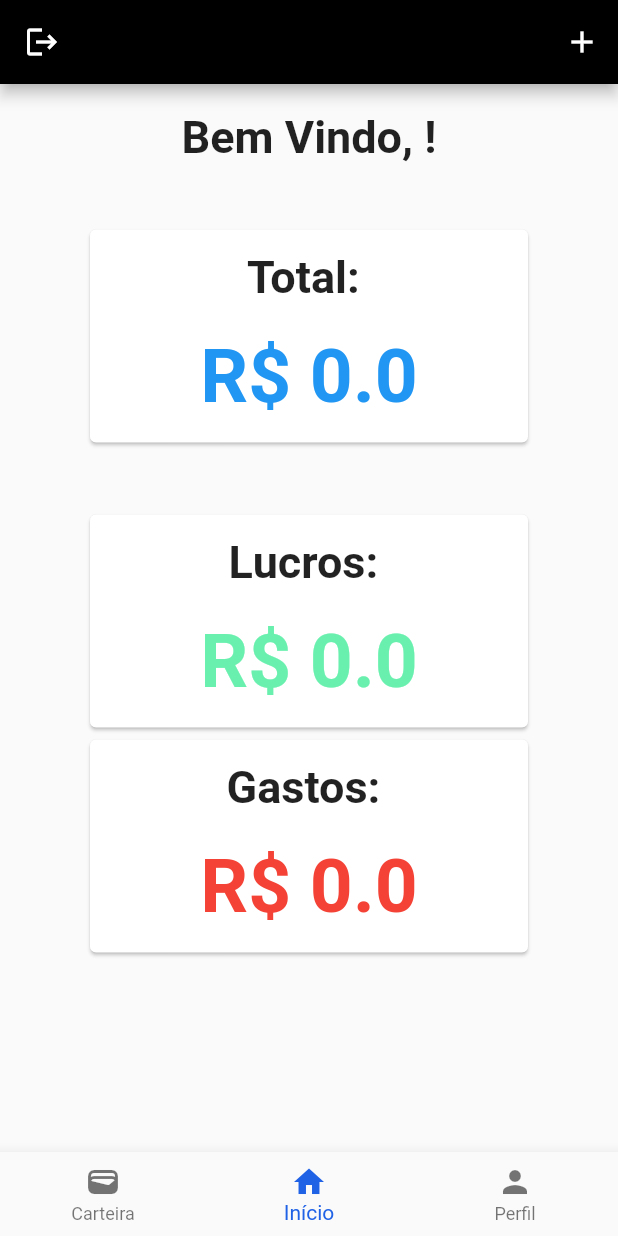
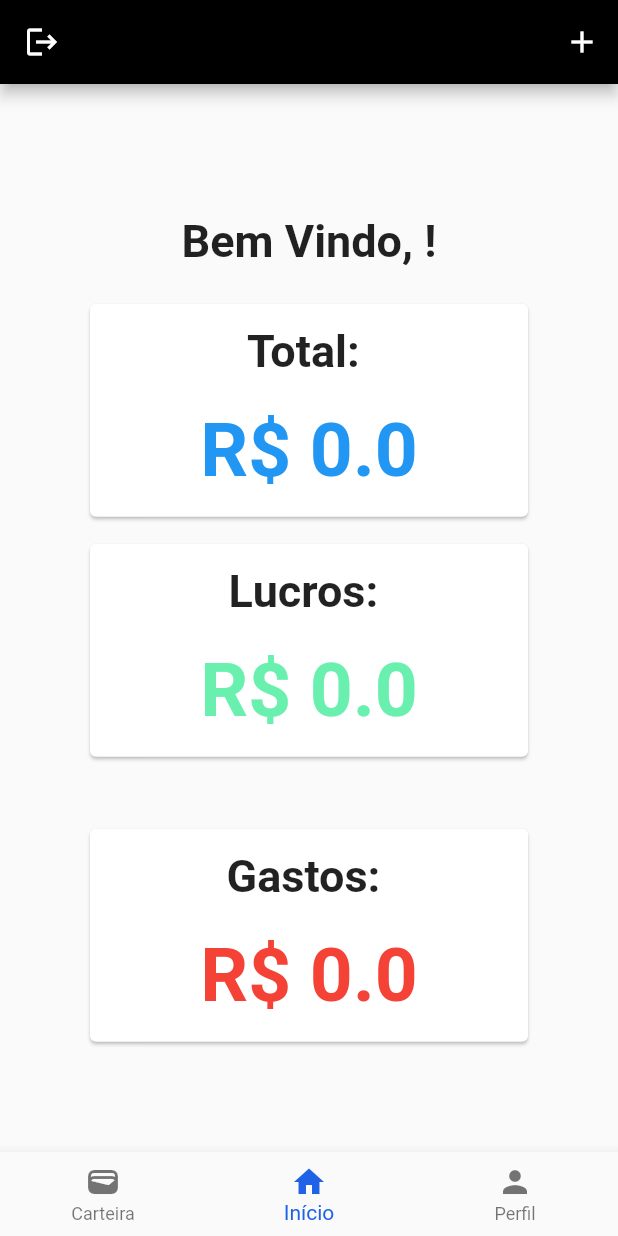
Before and after one commit to FranciscoJSSantos/monkey_finances, a Flutter app: the HomeScreen screen opened directly, on a phone screen of 412 x 824 dp. Run offline on Flutter 3.47's test engine with Material 2 defaults, Android fonts, the phone set to English and light mode, and no system bars; our stand-ins replace cloud_firestore, firebase_auth, firebase_core, firebase_database, get, google_sign_in; accounts and stored records are empty.

Commit message:
algumas alteracoes

```diff
--- a/lib/screens/home.dart
+++ b/lib/screens/home.dart
@@ -45,6 +45,7 @@
   @override
   void initialState() {
     super.initState();
+    pegarUsusario();
   }
 
   Widget _monkey_image() {
@@ -109,7 +110,26 @@
   static const TextStyle optionStyle =
       TextStyle(fontSize: 30, fontWeight: FontWeight.bold);
 
-  //componente pra usuario
+  // user logado normal
+  final _firebaseAuth = FirebaseAuth.instance;
+  String nome = "";
+  String email = "";
+
+  pegarUsusario() async{
+    User? usuario = await _firebaseAuth.currentUser;
+    if(usuario != null) {
+      setState(() {
+        nome = usuario.displayName!;
+        email = usuario.email!;
+      });
+    }
+  }
+
+  @override
+
+
+  //componente pra usuario do google
+
   var user = FirebaseAuth.instance.currentUser;
 
   var nomeGenerico = "brenno";
@@ -157,11 +177,13 @@
                   style: TextStyle(fontSize: 40, fontWeight: FontWeight.bold),
                 ),
                 const SizedBox(height: 150),
-                CircleAvatar(
+                user?.photoURL != null
+                    ? CircleAvatar(
                   minRadius: 50,
                   maxRadius: 50,
-                  backgroundImage: NetworkImage(user?.photoURL ?? fotoGenerica),
+                  backgroundImage: NetworkImage(user?.photoURL ?? ""),
                 )
+                    :    const Icon(Icons.account_circle, size: 100, color: Colors.grey,)
               ],
             ),
             Column(
@@ -169,11 +191,11 @@
               children: [
                 const SizedBox(height: 200),
                 Text(
-                  'Nome: ${user?.displayName ?? nomeGenerico}',
+                  'Nome: ${user?.displayName ?? nome}',
                   style: const TextStyle(color: Colors.black, fontSize: 18),
                 ),
                 const SizedBox(height: 12),
-                Text("Email: ${user?.email ?? emailGenerico}",
+                Text("Email: ${user?.email ?? email}",
                     style: const TextStyle(color: Colors.black, fontSize: 18))
               ],
             )
@@ -227,7 +249,9 @@
               children: snapshot.data!.docs.map((document) {
                 DocumentReference<Map<String, dynamic>>;
                 return ListTile(
-                  leading: const Icon(Icons.attach_money),
+                  leading: document["tipo"] == "Lucro"
+                  ? const Icon(Icons.expand_less, color: Colors.green, size: 40)
+                  : const Icon(Icons.expand_more, color: Colors.red, size: 40),
                   title: Text(
                     document['nameType'],
                     style: TextStyle(fontSize: 18, fontWeight: FontWeight.bold),
@@ -309,6 +333,8 @@
                                                       "value": double.parse(controllerSalary.text!),
                                                       "tipo": controllerTipo
                                                     }).whenComplete(() => Navigator.pop(context));
+
+                                                    Navigator.pop(context);
                                                   },
                                                       child: Padding(
                                                     padding: const EdgeInsets.all(16.0),
@@ -340,7 +366,7 @@
                               ));
                         },
                         icon: const Icon(Icons.edit),
-                        color: Colors.orange,
+                        color: Colors.blue,
                       ),
                       IconButton(
                         onPressed: () {
@@ -359,14 +385,17 @@
               }).toList(),
             );
           }),
-      Column(
+      Container(
+        child: SingleChildScrollView(
+          scrollDirection: Axis.vertical,
+          child: Column(
             children: [
               SizedBox(height: 18),
               Text(
                 'Bem Vindo, ${user?.displayName ?? nomeGenerico}!',
                 style: optionStyle,
               ),
-          SizedBox(height: 40),
+              SizedBox(height: 20),
               Container(
                 width: 300,
                 height: 150,
@@ -409,12 +438,14 @@
                           ],
                         );
                       }
-                  return Text("loading");
+                      return const Center(
+                        child: CircularProgressIndicator(),
+                      );
                     },
                   ),
                 ),
               ),
-          SizedBox(height: 40),
+              SizedBox(height: 10),
               Center(
                 child: Column(
                   children: [
@@ -457,11 +488,14 @@
                                 ],
                               );
                             }
-                        return Text("loading");
+                            return const Center(
+                              child: CircularProgressIndicator(),
+                            );;
                           },
                         ),
                       ),
                     ),
+                    SizedBox(height: 40,),
                     Container(
                       width: 300,
                       height: 150,
@@ -501,7 +535,9 @@
                                 ],
                               );
                             }
-                        return Text("loading");
+                            return const Center(
+                              child: CircularProgressIndicator(),
+                            );;
                           },
                         ),
                       ),
@@ -510,6 +546,8 @@
                 ),
               )
             ],
+          ),
+        ),
       ),
       Container(
           alignment: Alignment.center,
--- a/lib/screens/login.dart
+++ b/lib/screens/login.dart
@@ -269,7 +269,7 @@
                 fontWeight: FontWeight.w400),
           ),
           TextSpan(
-            text: 'Inscreva-se',
+            text: 'Cadastre-se',
             style: TextStyle(
                 color: Colors.white,
                 fontSize: 18.0,
--- a/lib/screens/register_salary.dart
+++ b/lib/screens/register_salary.dart
@@ -66,7 +66,7 @@
       resizeToAvoidBottomInset: false,
       appBar: AppBar(
         title: const Text("Preenchimento de custo"),
-        backgroundColor: const Color(0xFF2062E6),
+        backgroundColor: Colors.black,
         actions: <Widget>[
           IconButton(
               onPressed: () {
@@ -78,7 +78,7 @@
                 createSalary(salary);
                 Navigator.of(context).pop();
               },
-              icon: const Icon(Icons.save))
+              icon: const Icon(Icons.save, color: Color(0xFF2062E6),))
         ],
       ),
       body: Padding(
```
Also changed, not shown: lib/screens/register.dart (+42 -39 lines). Lines whose indentation alone changed are shown as unchanged.
